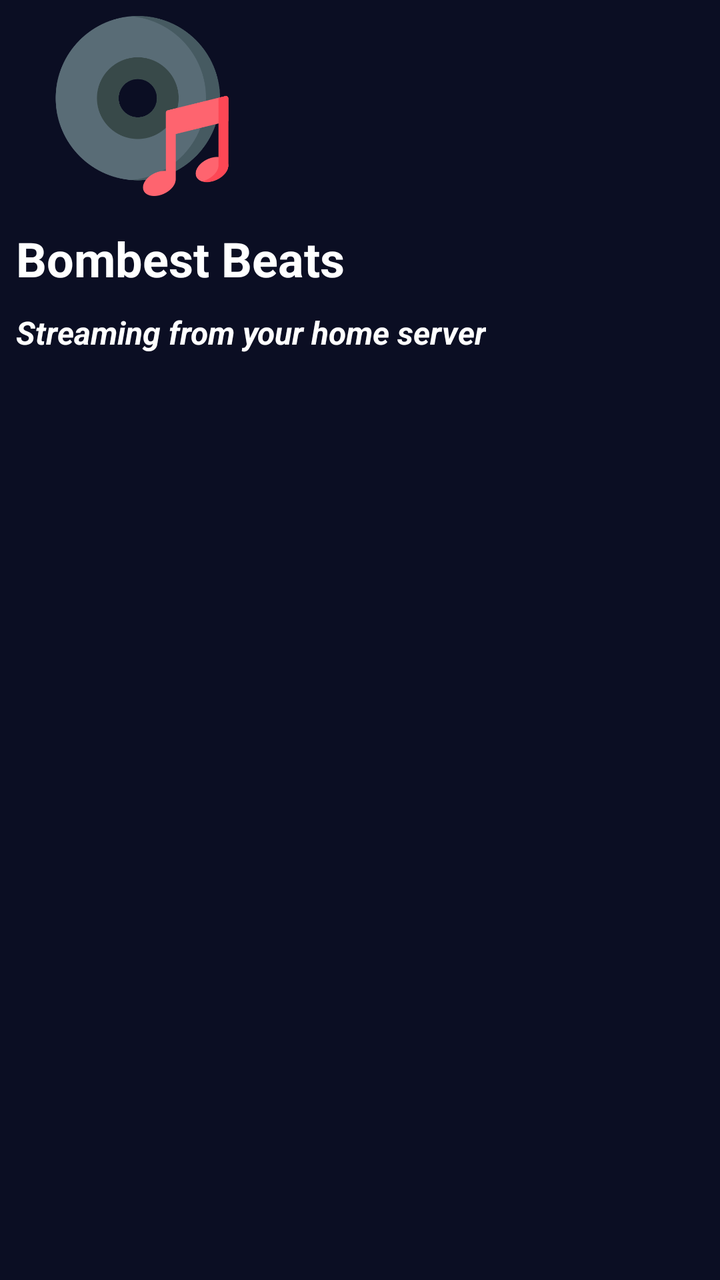
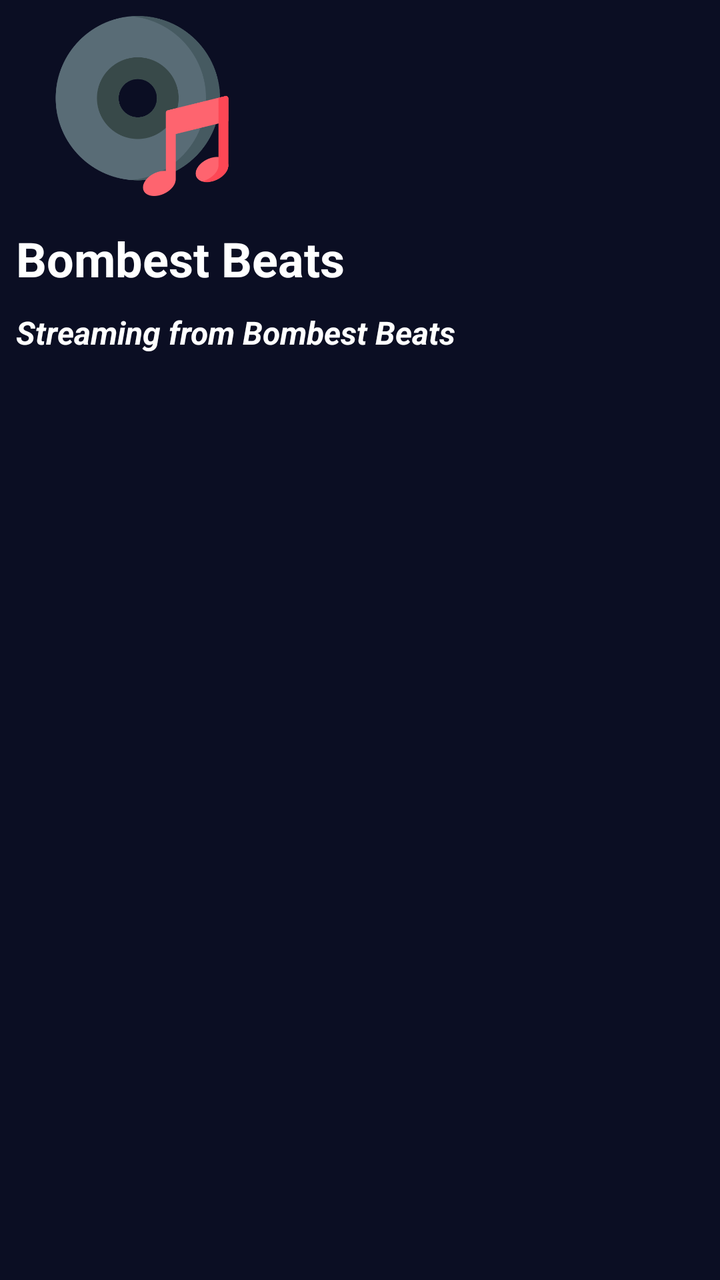

Compare the two renders of this Android layout. The source of the first and the diff that turns it into the second are given below.
<!-- AndroidManifest.xml: application theme Theme.BombestBeats -->
<!-- res/layout/toolbar.xml -->
<?xml version="1.0" encoding="utf-8"?>
<FrameLayout xmlns:android="http://schemas.android.com/apk/res/android"
    android:layout_width="match_parent"
    android:layout_height="wrap_content">

    <RelativeLayout
        android:layout_width="match_parent"
        android:layout_height="wrap_content"
        android:layout_margin="8dp"
        android:orientation="horizontal">

        <RelativeLayout
            android:id="@+id/imgProfile"
            android:layout_width="match_parent"
            android:layout_height="wrap_content"
            android:layout_marginStart="18dp">

            <ImageView
                android:layout_width="90dp"
                android:layout_height="90dp"
                android:layout_centerVertical="true"
                android:src="@drawable/ic_music" />

        </RelativeLayout>

        <LinearLayout
            android:layout_width="match_parent"
            android:layout_height="wrap_content"
            android:layout_below="@+id/imgProfile"
            android:layout_marginTop="15dp"
            android:orientation="vertical">

            <TextView
                android:layout_width="wrap_content"
                android:layout_height="wrap_content"
                android:text="Bombest Beats"
                android:textColor="@android:color/white"
                android:textSize="24sp"
                android:textStyle="bold" />

            <TextView
                android:layout_width="wrap_content"
                android:layout_height="wrap_content"
                android:layout_marginTop="10dp"
                android:text="Streaming from your home server"
                android:textColor="@android:color/white"
                android:textSize="16sp"
                android:textStyle="italic|bold" />

        </LinearLayout>

    </RelativeLayout>

</FrameLayout>
<!-- resources referenced by this layout -->
<resources>
  <!-- drawable ic_music: png bitmap (drawable, 27658 bytes) -->
  <style name="Theme.BombestBeats" parent="android:Theme.Material.NoActionBar">
          <item name="android:colorPrimary">@color/colorPrimary</item>
          <item name="android:colorPrimaryDark">@color/colorPrimaryDark</item>
          <item name="android:colorAccent">@color/colorAccent</item>
          <item name="android:statusBarColor">@color/graffiti_background</item>
          <item name="android:navigationBarColor">@color/graffiti_background</item>
          <item name="android:windowBackground">@color/graffiti_background</item>
      </style>
  <color name="colorPrimary">#E90060</color>
  <color name="colorPrimaryDark">#0B0E23</color>
  <color name="colorAccent">#FF6B35</color>
  <color name="graffiti_background">#0B0E23</color>
</resources>

<!-- the commit's change to res/layout/toolbar.xml (unified diff, before → after) -->
@@ -42,7 +42,7 @@
                 android:layout_width="wrap_content"
                 android:layout_height="wrap_content"
                 android:layout_marginTop="10dp"
-                android:text="Streaming from your home server"
+                android:text="Streaming from Bombest Beats"
                 android:textColor="@android:color/white"
                 android:textSize="16sp"
                 android:textStyle="italic|bold" />
